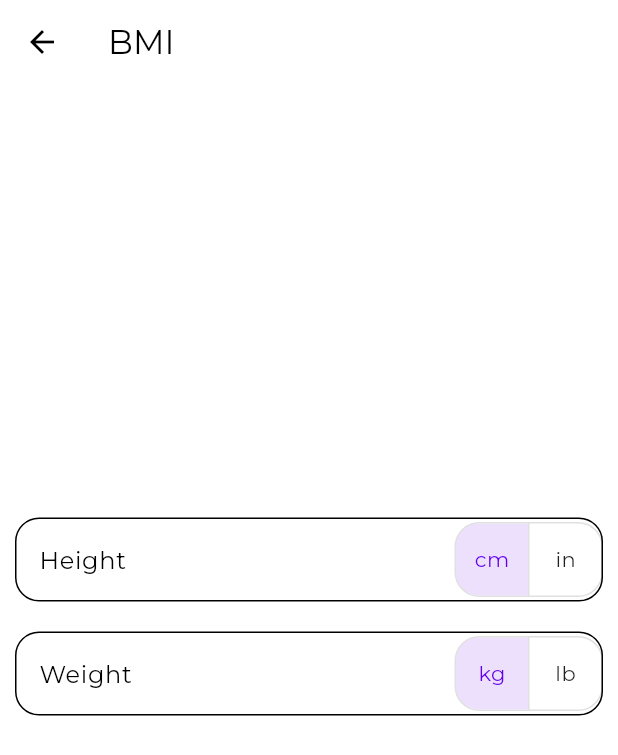
After one commit to jhihyulin/WEBSITE, a Flutter app: the BMIPage screen opened by its route, on a phone screen of 412 x 824 dp. The commit adds this screen. Shown: the top 755 px of the screen. Run offline on Flutter 3.47's test engine with Material 2 defaults, Android fonts, the phone set to English and light mode, and no system bars; our stand-ins replace animated_text_kit, cloud_firestore, firebase_auth, firebase_core; missing offline and left inert: dart:html, firebase_app_check, firebase_ui_auth, firebase_ui_oauth_facebook, firebase_ui_oauth_google, firebase_ui_oauth_twitter; accounts and stored records are empty; statements that could not run were skipped; project files that could hold a hidden picture were left out.

Commit message:
new func

```diff
--- a/lib/Tool.dart
+++ b/lib/Tool.dart
@@ -21,6 +21,11 @@ class ToolPage extends StatelessWidget {
       'title': 'Long URL',
       'icon': Icons.link,
       'route': '/longurl',
+    },
+    'bmi': {
+      'title': 'BMI',
+      'icon': Icons.accessibility,
+      'route': '/bmi',
     },
   };
 
--- a/lib/main.dart
+++ b/lib/main.dart
@@ -15,6 +15,7 @@ import 'pages/ShortURL.dart';
 import 'pages/LongURL.dart';
 import 'pages/Contact.dart';
 import 'pages/About.dart';
+import 'pages/BMI.dart';
 
 final WEBSITE_NAME = 'JHIHYU\'S WEBSITE';
 
@@ -27,6 +28,7 @@ Map<String, Widget Function(BuildContext)> _routes = {
   '/longurl': (BuildContext context) => LongURLPage(),
   '/contact': (BuildContext context) => ContactPage(),
   '/about': (BuildContext context) => AboutPage(),
+  '/bmi': (BuildContext context) => BMIPage(),
 };
 
 void main() async {
--- /dev/null
+++ b/lib/pages/BMI.dart
@@ -0,0 +1,197 @@
+import 'package:flutter/material.dart';
+
+class BMIPage extends StatefulWidget {
+  @override
+  _BMIPageState createState() => _BMIPageState();
+}
+
+class _BMIPageState extends State<BMIPage> {
+  final _formKey = GlobalKey<FormState>();
+  final _heightController = TextEditingController();
+  final _weightController = TextEditingController();
+  double _bmi = 0;
+  String _bmiResult = '';
+  String _heightUnit = 'cm';
+  String _weightUnit = 'kg';
+
+  void init() {
+    _heightController.text = '0';
+    _weightController.text = '0';
+    _bmi = 0;
+    _bmiResult = '';
+    _heightUnit = 'cm';
+    _weightUnit = 'kg';
+  }
+
+  @override
+  void dispose() {
+    _heightController.dispose();
+    _weightController.dispose();
+    super.dispose();
+  }
+
+  @override
+  void caculateBMI() {
+    double height = double.parse(_heightController.text);
+    double weight = double.parse(_weightController.text);
+    if (_heightUnit == 'in') {
+      height = height * 2.54;
+    }
+    if (_weightUnit == 'lb') {
+      weight = weight * 0.453592;
+    }
+    setState(() {
+      _bmi = weight / ((height / 100) * (height / 100));
+      if (_bmi < 18.5) {
+        _bmiResult = 'Underweight';
+      } else if (_bmi >= 18.5 && _bmi < 24) {
+        _bmiResult = 'Normal';
+      } else if (_bmi >= 24 && _bmi < 27) {
+        _bmiResult = 'Overweight';
+      } else if (_bmi >= 27 && _bmi < 30) {
+        _bmiResult = 'Midly Obese';
+      } else if (_bmi >= 30 && _bmi < 35) {
+        _bmiResult = 'Moderately Obese';
+      } else if (_bmi >= 35) {
+        _bmiResult = 'Severely Obese';
+      }
+    });
+  }
+
+  @override
+  Widget build(BuildContext context) {
+    return Scaffold(
+      appBar: AppBar(
+        title: Text('BMI'),
+      ),
+      body: SingleChildScrollView(
+        child: Center(
+          child: Container(
+            constraints: BoxConstraints(
+              maxWidth: 700,
+              minHeight: MediaQuery.of(context).size.height -
+                  AppBar().preferredSize.height -
+                  58, //BottomNavigationBar Height
+            ),
+            padding: const EdgeInsets.all(10),
+            child: Column(
+              mainAxisAlignment: MainAxisAlignment.center,
+              children: [
+                Form(
+                  key: _formKey,
+                  child: Column(
+                    children: [
+                      TextFormField(
+                        controller: _heightController,
+                        decoration: InputDecoration(
+                          border: OutlineInputBorder(
+                              borderRadius:
+                                  BorderRadius.all(Radius.circular(16.0))),
+                          labelText: 'Height',
+                          suffixIcon: ToggleButtons(
+                            borderRadius: BorderRadius.circular(16),
+                            children: <Widget>[
+                              Text('cm'),
+                              Text('in'),
+                            ],
+                            isSelected: [
+                              _heightUnit == 'cm',
+                              _heightUnit == 'in'
+                            ],
+                            onPressed: (index) {
+                              setState(() {
+                                if (index == 0) {
+                                  _heightUnit = 'cm';
+                                } else {
+                                  _heightUnit = 'in';
+                                }
+                              });
+                              caculateBMI();
+                            },
+                          ),
+                        ),
+                        keyboardType: TextInputType.number,
+                        onChanged: (value) {
+                          if (value.isNotEmpty) {
+                            if (_formKey.currentState!.validate()) {
+                              caculateBMI();
+                            }
+                          }
+                        },
+                      ),
+                      SizedBox(
+                        height: 20,
+                      ),
+                      TextFormField(
+                        controller: _weightController,
+                        decoration: InputDecoration(
+                          border: OutlineInputBorder(
+                              borderRadius:
+                                  BorderRadius.all(Radius.circular(16.0))),
+                          labelText: 'Weight',
+                          suffixIcon: ToggleButtons(
+                            borderRadius: BorderRadius.circular(16),
+                            children: <Widget>[
+                              Text('kg'),
+                              Text('lb'),
+                            ],
+                            isSelected: [
+                              _weightUnit == 'kg',
+                              _weightUnit == 'lb'
+                            ],
+                            onPressed: (index) {
+                              setState(() {
+                                if (index == 0) {
+                                  _weightUnit = 'kg';
+                                } else {
+                                  _weightUnit = 'lb';
+                                }
+                              });
+                              caculateBMI();
+                            },
+                          ),
+                        ),
+                        keyboardType: TextInputType.number,
+                        onChanged: (value) {
+                          if (value.isNotEmpty) {
+                            if (_formKey.currentState!.validate()) {
+                              caculateBMI();
+                            }
+                          }
+                        },
+                      ),
+                      Offstage(
+                        offstage: _weightController.text == '' ||
+                            _heightController.text == '',
+                        child: SizedBox(
+                          height: 10,
+                        ),
+                      ),
+                      Offstage(
+                        offstage: _weightController.text == '' ||
+                            _heightController.text == '',
+                        child: Wrap(
+                          spacing: 10,
+                          runSpacing: 10,
+                          alignment: WrapAlignment.center,
+                          children: [
+                            Chip(
+                              label: Text('BMI: ${_bmi.toStringAsFixed(2)}'),
+                            ),
+                            Chip(
+                              label: Text('Result: $_bmiResult'),
+                            ),
+                          ],
+                        ),
+                      ),
+                    ],
+                  ),
+                ),
+              ],
+            ),
+          ),
+        ),
+      ),
+    );
+  }
+}
```
